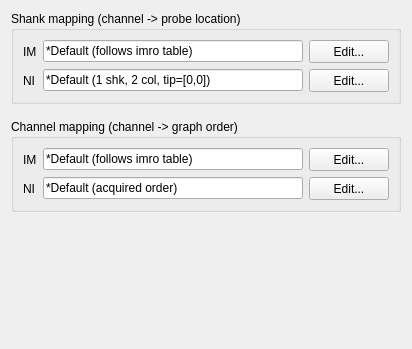
Qt form Forms/MapTab.ui (billkarsh/SpikeGLX) before a commit.
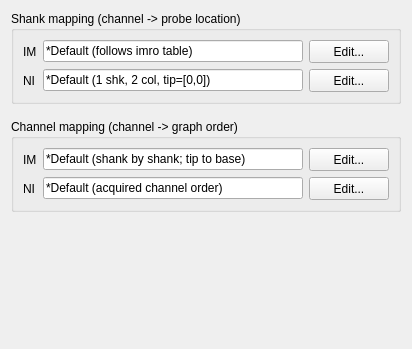
The same form after that commit.

Commit message: Update shank and channel map handling

Patch:
```diff
--- a/Forms/MapTab.ui
+++ b/Forms/MapTab.ui
@@ -42,7 +42,7 @@
          </size>
         </property>
         <property name="text">
-         <string>*Default (acquired order)</string>
+         <string>*Default (acquired channel order)</string>
         </property>
         <property name="readOnly">
          <bool>false</bool>
@@ -61,7 +61,7 @@
          </size>
         </property>
         <property name="text">
-         <string>*Default (follows imro table)</string>
+         <string>*Default (shank by shank; tip to base)</string>
         </property>
         <property name="readOnly">
          <bool>false</bool>
```
The commit also changes 8 other files.
